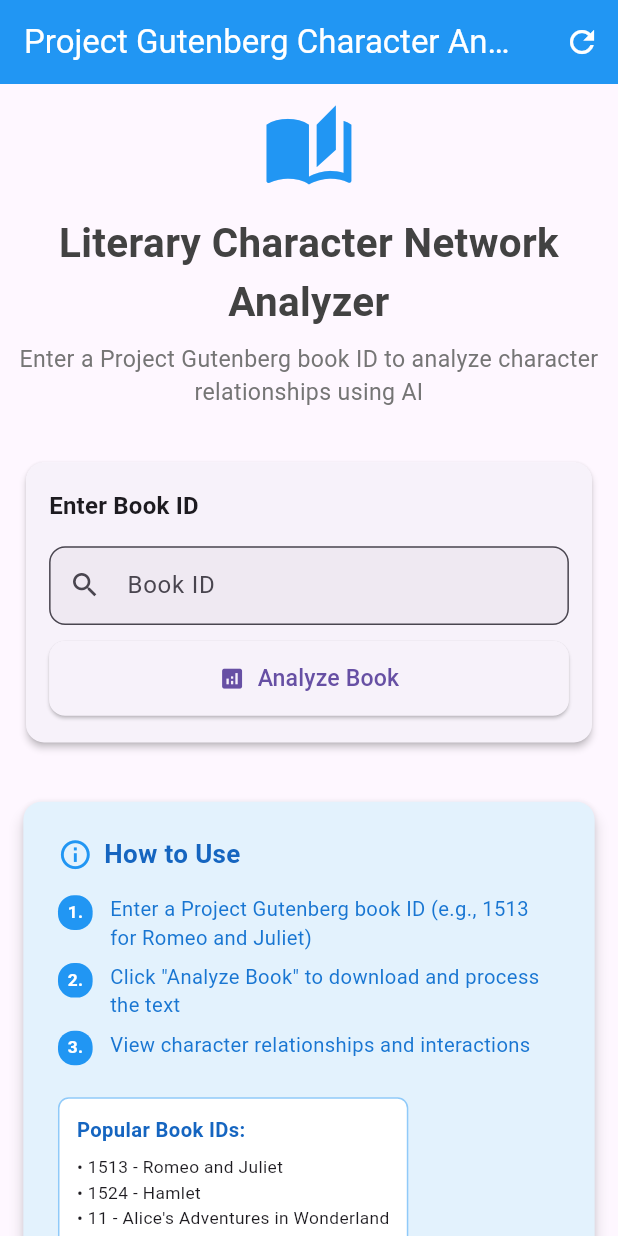
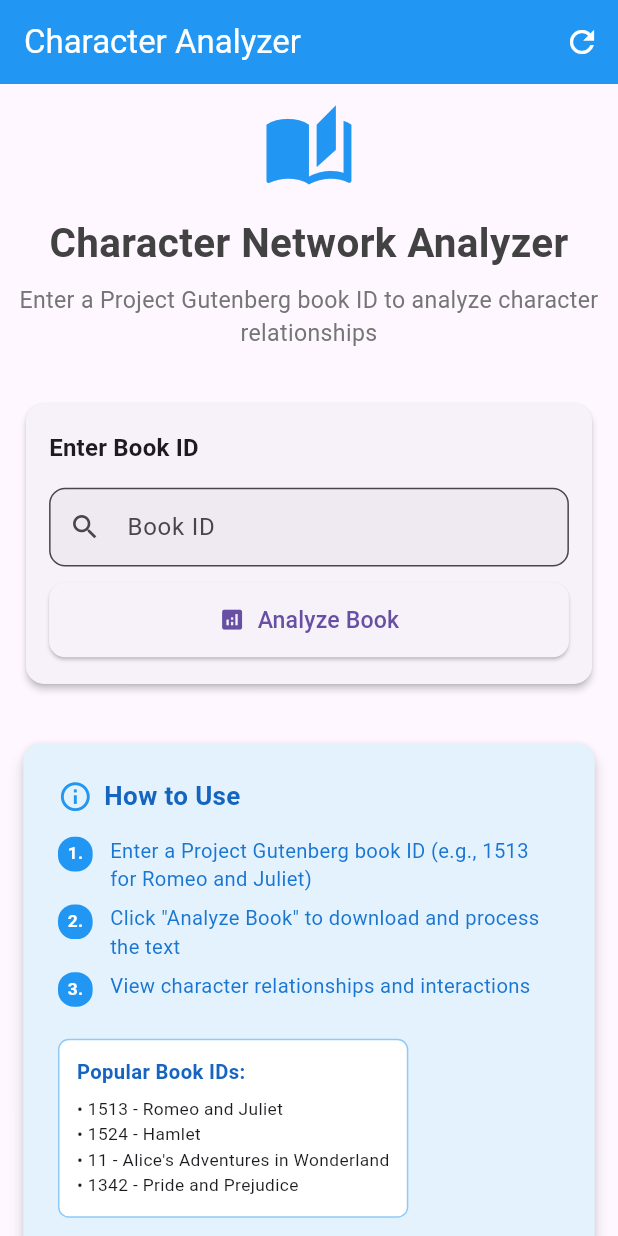
Before and after one commit to iqbaltld/guten_read, a Flutter app: the screen it shows after launch, on a phone screen of 412 x 824 dp. Run offline on Flutter 3.47's test engine with Material 3 defaults, Android fonts, the light colour scheme and no system bars; our stand-ins replace connectivity_plus, dartz, dio, equatable, flutter_bloc, flutter_screenutil and 3 more.

Commit message:
minor fixes

```diff
--- a/lib/core/constants/app_constants.dart
+++ b/lib/core/constants/app_constants.dart
@@ -12,7 +12,3 @@
   static const String groqApi =
       'https://api.groq.com/openai/v1/chat/completions';
 }
-
-class StorageKeys {
-  static const String apiKey = 'groq_api_key';
-}
--- a/lib/features/book_analyzer/presentation/pages/book_analyzer_screen.dart
+++ b/lib/features/book_analyzer/presentation/pages/book_analyzer_screen.dart
@@ -27,7 +27,7 @@
   Widget build(BuildContext context) {
     return Scaffold(
       appBar: AppBar(
-        title: const Text('Project Gutenberg Character Analyzer'),
+        title: const Text('Character Analyzer'),
         actions: [
           IconButton(
             icon: const Icon(Icons.refresh),
@@ -49,7 +49,7 @@
                   Icon(Icons.auto_stories, size: 64.sp, color: Colors.blue),
                   SizedBox(height: 16.h),
                   Text(
-                    'Literary Character Network Analyzer',
+                    'Character Network Analyzer',
                     style: TextStyle(
                       fontSize: 28.sp,
                       fontWeight: FontWeight.bold,
@@ -59,7 +59,7 @@
                   ),
                   SizedBox(height: 8.h),
                   Text(
-                    'Enter a Project Gutenberg book ID to analyze character relationships using AI',
+                    'Enter a Project Gutenberg book ID to analyze character relationships',
                     style: TextStyle(fontSize: 16.sp, color: Colors.grey[600]),
                     textAlign: TextAlign.center,
                   ),
```
